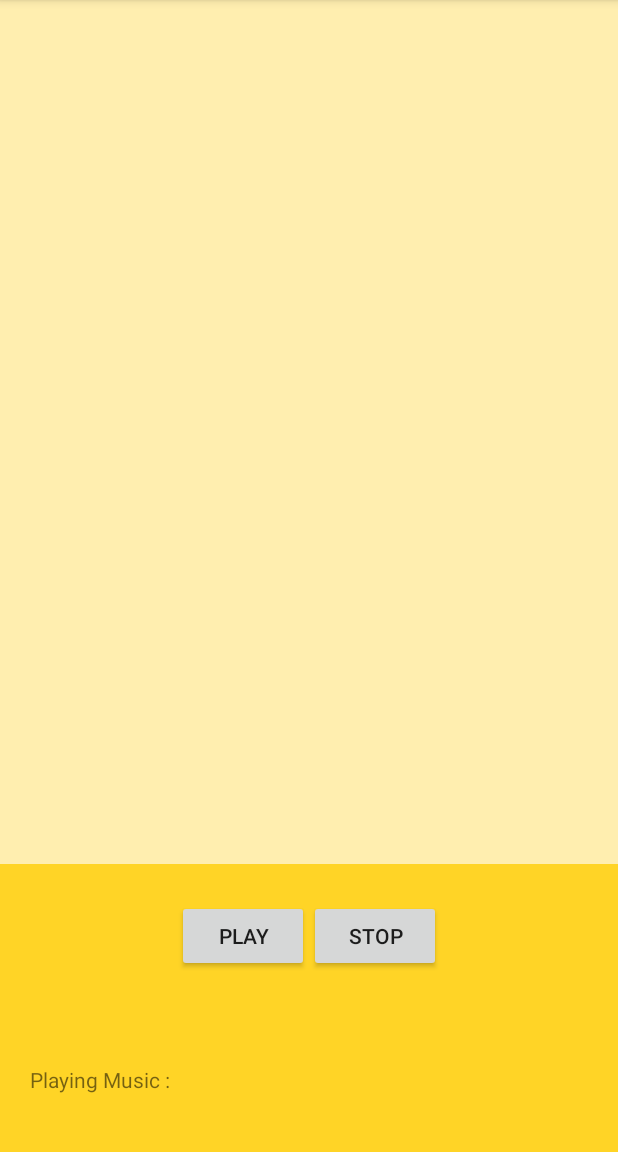
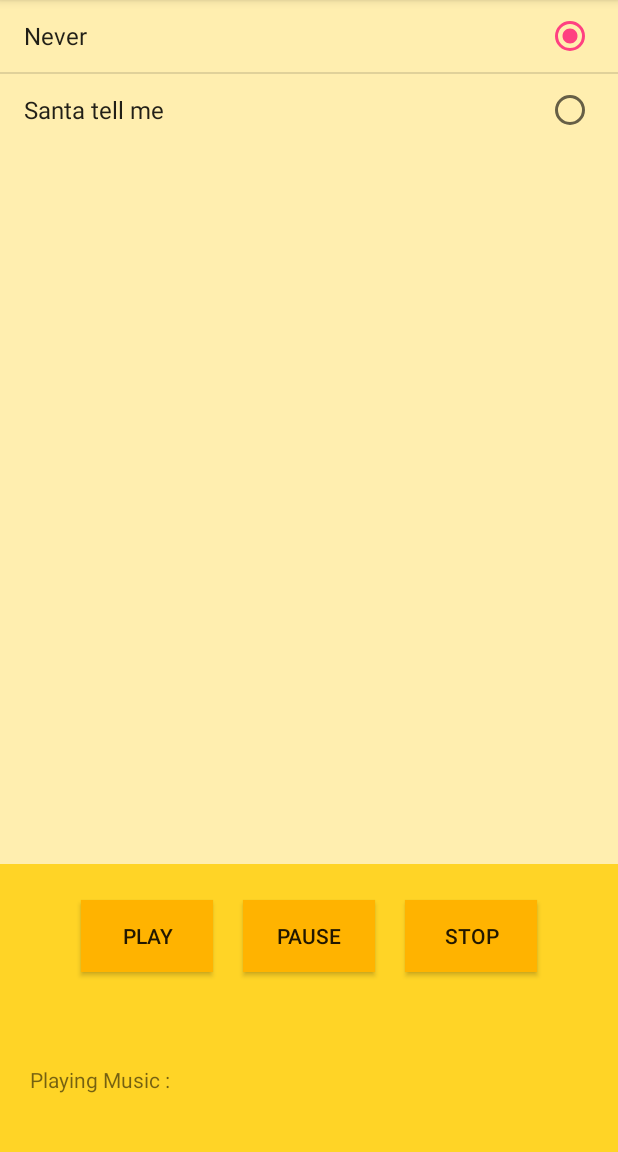
Before and after one commit to ksoyeon621/AudioList, an Android app: the screen it shows after launch (MainActivity), on a phone screen of 412 x 824 dp, the part 84-1236 px from its top. Run offline under Robolectric (Android 15) with nearby library versions, the phone set to English and light mode, and no system bars.

Commit message:
#3 setListView

```diff
--- a/app/src/main/java/com/example/audiolist/MainActivity.java
+++ b/app/src/main/java/com/example/audiolist/MainActivity.java
@@ -2,12 +2,31 @@ package com.example.audiolist;
 
 import android.support.v7.app.AppCompatActivity;
 import android.os.Bundle;
+import android.widget.ArrayAdapter;
+import android.widget.Button;
+import android.widget.ListView;
+import android.widget.ProgressBar;
+import android.widget.TextView;
 
 public class MainActivity extends AppCompatActivity {
-
+    ListView music_List;
+    Button playBut, stopBut, pauseBut;
+    TextView textMusic;
+    ProgressBar progress;
+    String[] musics={"Never","Santa tell me"};
     @Override
     protected void onCreate(Bundle savedInstanceState) {
         super.onCreate(savedInstanceState);
         setContentView(R.layout.activity_main);
+        music_List=(ListView)findViewById(R.id.music_List);
+        playBut=(Button)findViewById(R.id.play);
+        stopBut=(Button)findViewById(R.id.stop);
+        pauseBut=(Button)findViewById(R.id.pause);
+        textMusic=(TextView)findViewById(R.id.text_Music);
+        progress=(ProgressBar)findViewById(R.id.progressMusic);
+        ArrayAdapter<String> adapter=new ArrayAdapter<String>(this,/*모양을 결정한다.*/android.R.layout.simple_list_item_single_choice,/*ArrayList사용가능.*/musics);
+        music_List.setAdapter(adapter);
+        music_List.setChoiceMode(ListView.CHOICE_MODE_SINGLE);//여러개 중에 하나만 선택 가능
+        music_List.setItemChecked(0,true/*라디오가 선택된 상태*/);
     }
 }
--- a/app/src/main/res/layout/activity_main.xml
+++ b/app/src/main/res/layout/activity_main.xml
@@ -29,13 +29,25 @@
         >
         <Button
             android:id="@+id/play"
+            android:background="#ffb300"
             android:layout_width="wrap_content"
             android:layout_height="wrap_content"
+            android:layout_marginRight="10dp"
             android:text="Play"/>
         <Button
-            android:id="@+id/stop"
+            android:id="@+id/pause"
+            android:background="#ffb300"
             android:layout_width="wrap_content"
             android:layout_height="wrap_content"
+            android:layout_marginLeft="10dp"
+            android:layout_marginRight="10dp"
+            android:text="Pause"/>
+        <Button
+            android:id="@+id/stop"
+            android:background="#ffb300"
+            android:layout_width="wrap_content"
+            android:layout_height="wrap_content"
+            android:layout_marginLeft="10dp"
             android:text="Stop"/>
     </LinearLayout>
     <LinearLayout
```
